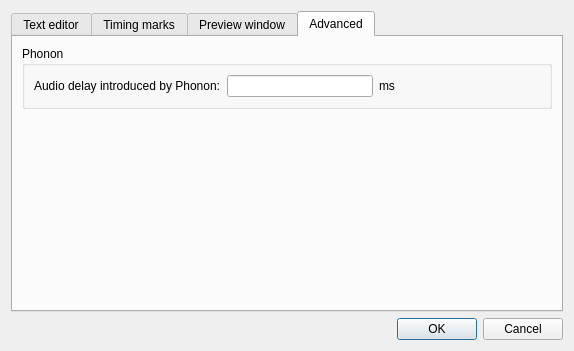
Above: src/dialog_settings.ui from gyunaev/karlyriceditor before the change. Below: the same form after it.
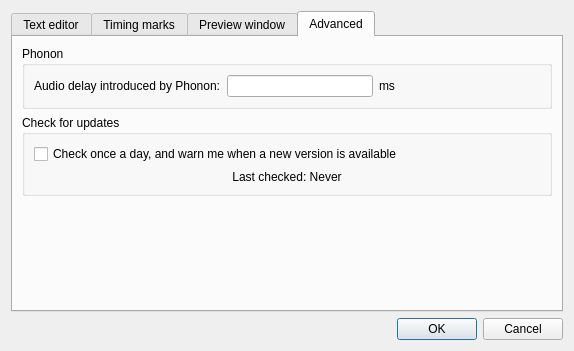
That is the form after the change. The open tabs and pages were chosen to show the change. Custom widgets are drawn as their Qt base class.

Commit message: Added "check for new version" feature.

The edit to the form file:
```diff
--- a/src/dialog_settings.ui
+++ b/src/dialog_settings.ui
@@ -652,6 +652,35 @@
          </layout>
         </widget>
        </item>
+       <item>
+        <widget class="QGroupBox" name="groupBox_10">
+         <property name="title">
+          <string>Check for updates</string>
+         </property>
+         <layout class="QVBoxLayout" name="verticalLayout_8">
+          <item>
+           <widget class="QCheckBox" name="cbCheckForUpdates">
+            <property name="whatsThis">
+             <string>If this option is enabled, the application will check for updates (when new version of application is released). If a new version is available, the program will show a messagebox dialog informing you about new version. This check will only performed once in 24 hours. No user information is requested or transmitted from your computer during this check.</string>
+            </property>
+            <property name="text">
+             <string>Check once a day, and warn me when a new version is available</string>
+            </property>
+           </widget>
+          </item>
+          <item>
+           <widget class="QLabel" name="lblLastUpdate">
+            <property name="text">
+             <string>Last checked: Never</string>
+            </property>
+            <property name="alignment">
+             <set>Qt::AlignCenter</set>
+            </property>
+           </widget>
+          </item>
+         </layout>
+        </widget>
+       </item>
        <item>
         <spacer name="verticalSpacer_3">
          <property name="orientation">
```
The commit also changes 7 other files.
